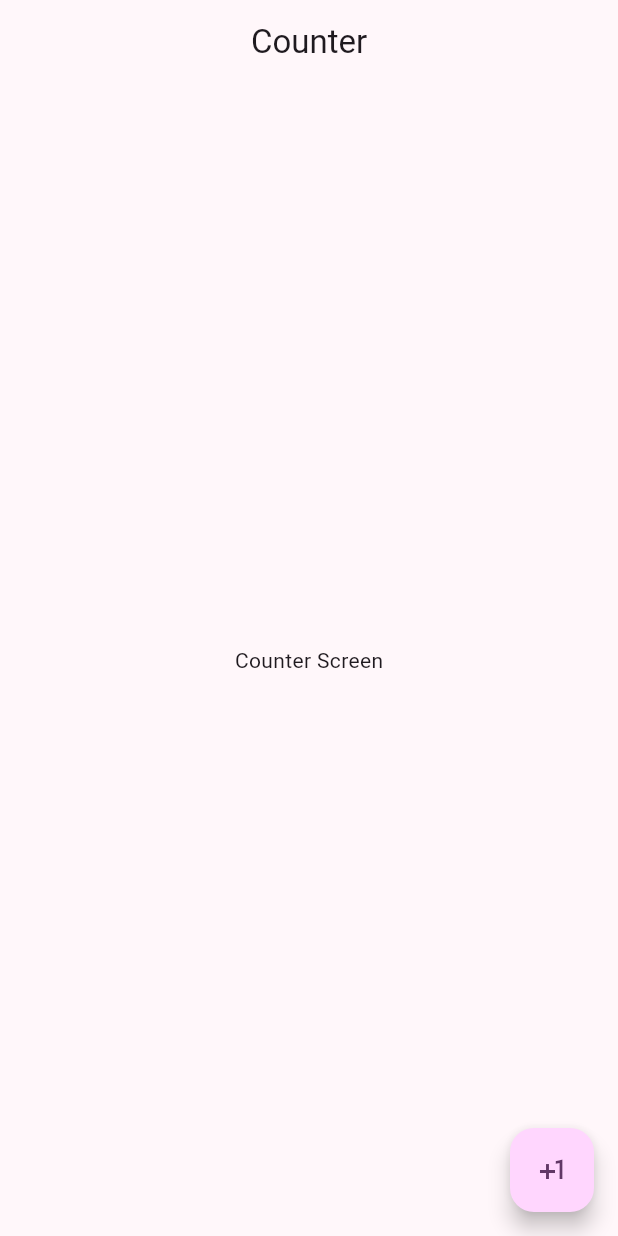
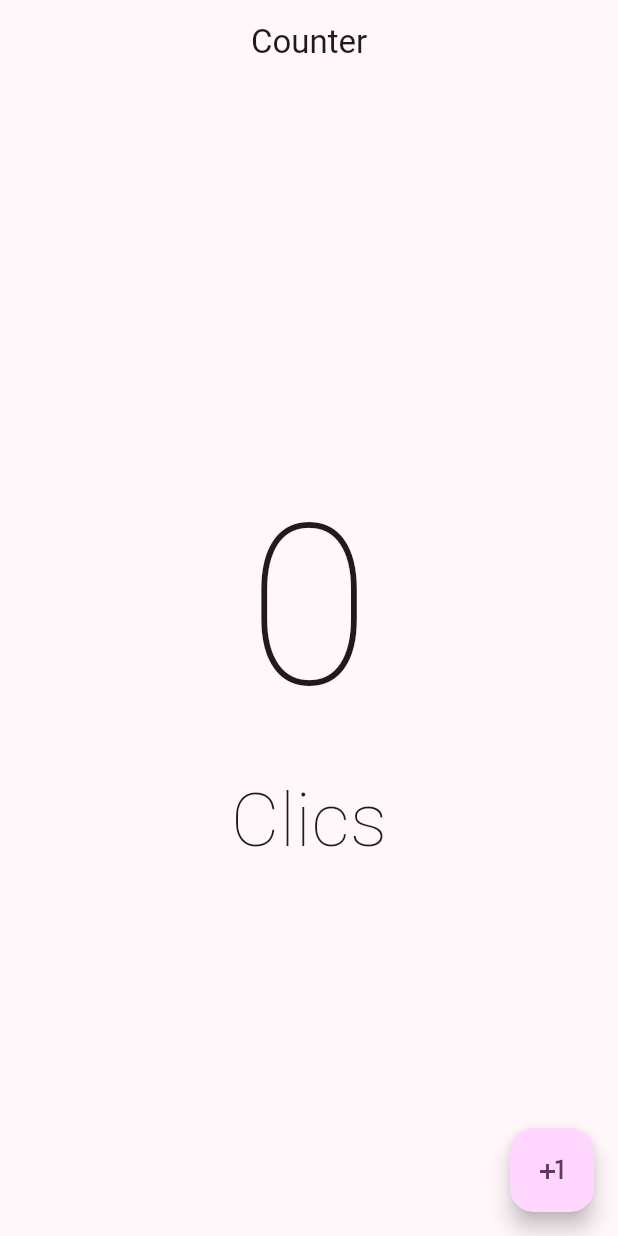
Before and after one commit to alvdev/mobile-apps, a Flutter app: the screen it shows after launch, on a phone screen of 412 x 824 dp. Run offline on Flutter 3.47's test engine with Material 2 defaults, Android fonts, the phone set to English and light mode, and no system bars; our stand-ins replace cloud_firestore, firebase_auth, firebase_core, font_awesome_flutter, google_fonts, google_sign_in and 2 more; accounts and stored records are empty.

Commit message:
feat: add stateful widget for counter clicks

```diff
--- a/counter/lib/presentation/screens/counter_screen.dart
+++ b/counter/lib/presentation/screens/counter_screen.dart
@@ -1,7 +1,14 @@
 import 'package:flutter/material.dart';
 
-class CounterScreen extends StatelessWidget {
+class CounterScreen extends StatefulWidget {
   const CounterScreen({super.key});
+
+  @override
+  State<CounterScreen> createState() => _CounterScreenState();
+}
+
+class _CounterScreenState extends State<CounterScreen> {
+  int counter = 0;
 
   @override
   Widget build(BuildContext context) {
@@ -10,11 +17,26 @@ class CounterScreen extends StatelessWidget {
         title: const Text('Counter'),
         centerTitle: true,
       ),
-      body: const Center(
-        child: Text('Counter Screen'),
+      body: Center(
+        child: Column(
+          mainAxisAlignment: MainAxisAlignment.center,
+          children: [
+            Text(
+              '$counter',
+              style:
+                  const TextStyle(fontSize: 150, fontWeight: FontWeight.w100),
+            ),
+            const Text(
+              'Clics',
+              style: TextStyle(fontSize: 50, fontWeight: FontWeight.w200),
+            ),
+          ],
+        ),
       ),
       floatingActionButton: FloatingActionButton(
-        onPressed: () {},
+        onPressed: () {
+          setState(() => counter++);
+        },
         child: const Icon(Icons.plus_one_outlined),
       ),
     );
```
